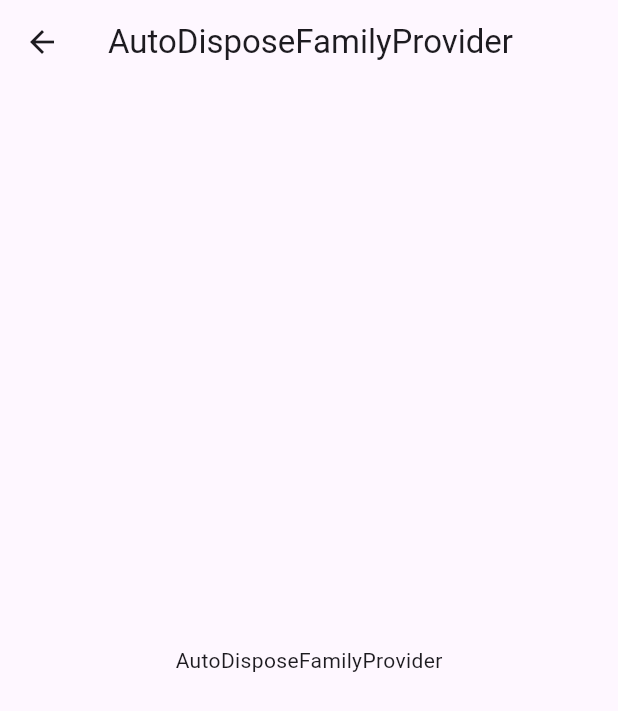
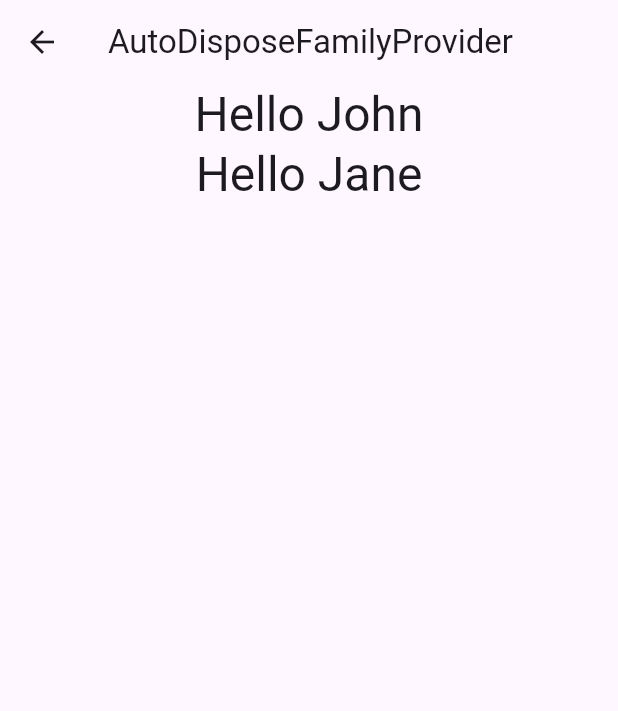
Before and after one commit to jsmile/riverpod_provider, a Flutter app: the AutoDisposeFamilyPage screen opened directly, on a phone screen of 412 x 824 dp. Shown: the top 711 px of the screen. Run offline on Flutter 3.47's test engine with Material 3 defaults, Android fonts, the phone set to English and light mode, and no system bars; our stand-ins replace flutter_riverpod.

Commit message:
riverpod Provider.autoDispose.family<T, arg>()

```diff
--- a/lib/src/pages/auto_dispose_family/auto_dispose_family_page.dart
+++ b/lib/src/pages/auto_dispose_family/auto_dispose_family_page.dart
@@ -1,16 +1,33 @@
 import 'package:flutter/material.dart';
+import 'package:flutter_riverpod/flutter_riverpod.dart';
 
-class AutoDisposeFamilyPage extends StatelessWidget {
+import 'auto_dispose_family_provider.dart';
+
+class AutoDisposeFamilyPage extends ConsumerWidget {
   const AutoDisposeFamilyPage({super.key});
 
   @override
-  Widget build(BuildContext context) {
+  Widget build(BuildContext context, WidgetRef ref) {
+    final helloJohn = ref.watch(autoDisposeFamilyHelloProvider('John'));
+    final helloJane = ref.watch(autoDisposeFamilyHelloProvider('Jane'));
+
     return Scaffold(
       appBar: AppBar(
         title: const Text('AutoDisposeFamilyProvider'),
       ),
-      body: const Center(
-        child: Text('AutoDisposeFamilyProvider'),
+      body: Center(
+        child: Column(
+          children: [
+            Text(
+              helloJohn,
+              style: Theme.of(context).textTheme.headlineLarge,
+            ),
+            Text(
+              helloJane,
+              style: Theme.of(context).textTheme.headlineLarge,
+            ),
+          ],
+        ),
       ),
     );
   }
--- a/lib/src/pages/auto_dispose_family/auto_dispose_family_provider.dart
+++ b/lib/src/pages/auto_dispose_family/auto_dispose_family_provider.dart
@@ -0,0 +1,12 @@
+import 'package:flutter_riverpod/flutter_riverpod.dart';
+
+final autoDisposeFamilyHelloProvider =
+    Provider.autoDispose.family<String, String>((ProviderRef ref, String name) {
+  print('### autoDisposeFamilyHelloProvider : created !');
+
+  ref.onDispose(() {
+    print('### autoDisposeFamilyHelloProvider : disposed !');
+  });
+
+  return 'Hello $name';
+});
```
